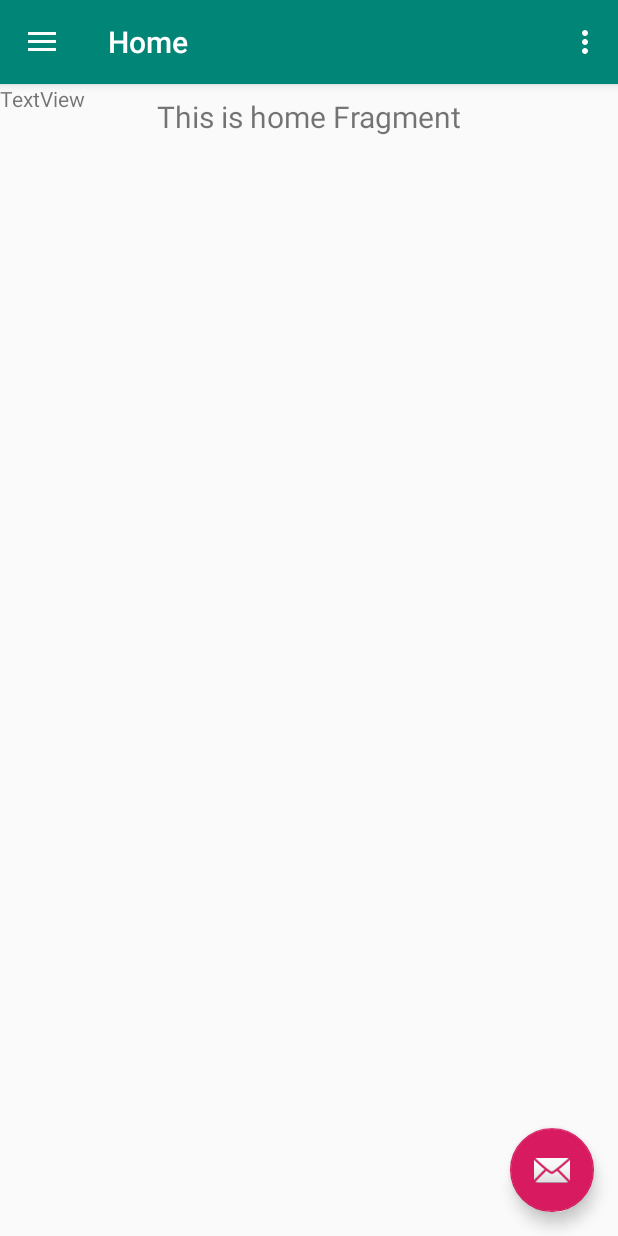
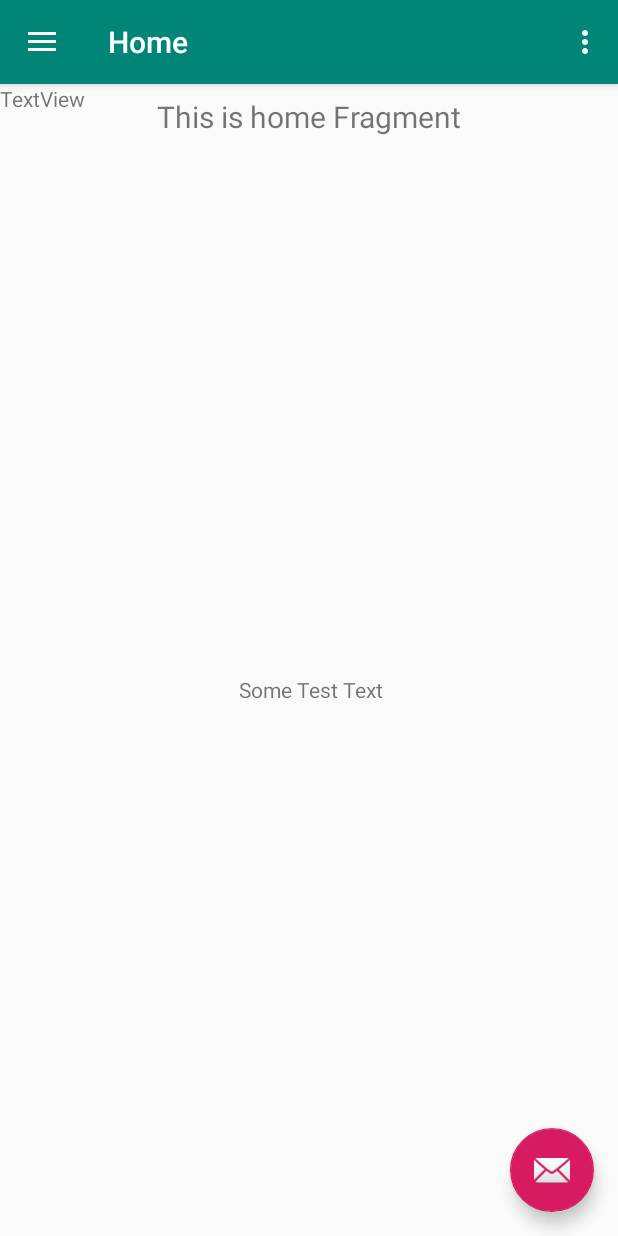
Before and after one commit to AndroidMartin/WinToLin, an Android app: the screen it shows after launch (MainActivity), on a phone screen of 412 x 824 dp. Run offline under Robolectric (Android 15) with nearby library versions, the phone set to English and light mode, and no system bars; our stand-ins replace navigation-ui.

Commit message:
made changes in linux

```diff
--- /dev/null
+++ b/app/src/main/java/com/armco/amarted/wintolin/Test.java
@@ -0,0 +1,4 @@
+package com.armco.amarted.wintolin;
+
+public class Test {
+}
--- a/app/src/main/res/layout/fragment_home.xml
+++ b/app/src/main/res/layout/fragment_home.xml
@@ -1,6 +1,7 @@
 <?xml version="1.0" encoding="utf-8"?>
 <androidx.constraintlayout.widget.ConstraintLayout xmlns:android="http://schemas.android.com/apk/res/android"
     xmlns:app="http://schemas.android.com/apk/res-auto"
+    xmlns:tools="http://schemas.android.com/tools"
     android:layout_width="match_parent"
     android:layout_height="match_parent">
 
@@ -16,4 +17,15 @@
         app:layout_constraintEnd_toEndOf="parent"
         app:layout_constraintStart_toStartOf="parent"
         app:layout_constraintTop_toTopOf="parent" />
+
+    <TextView
+        android:id="@+id/textView3"
+        android:layout_width="415dp"
+        android:layout_height="15dp"
+        android:textAlignment="center"
+        android:text="Some Test Text"
+        app:layout_constraintBottom_toBottomOf="parent"
+        app:layout_constraintEnd_toEndOf="parent"
+        app:layout_constraintStart_toStartOf="parent"
+        app:layout_constraintTop_toBottomOf="@+id/text_home" />
 </androidx.constraintlayout.widget.ConstraintLayout>
```
